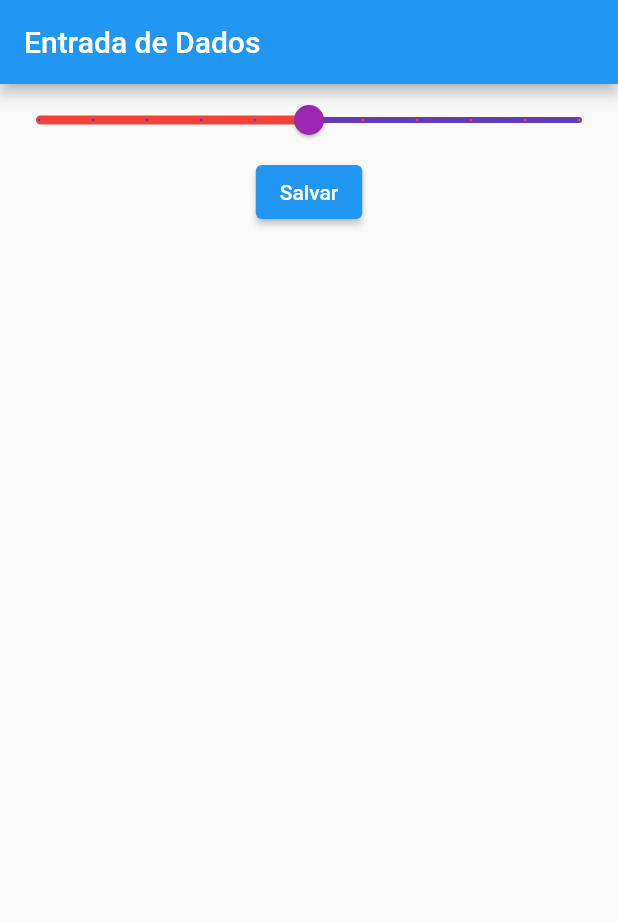
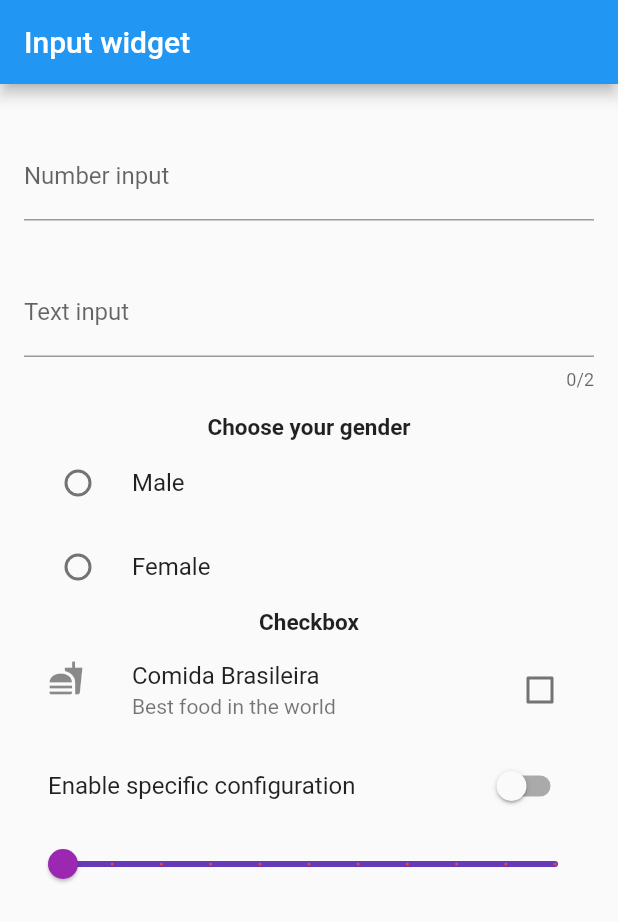
Before and after one commit to caciolucas/flutter-studies-input-widgets, a Flutter app: the screen it shows after launch, on a phone screen of 412 x 824 dp. Shown: the top 922 px of the screen. Run offline on Flutter 3.47's test engine with Material 2 defaults, Android fonts, the phone set to English and light mode, and no system bars.

Commit message:
New home with input widget and update readme

```diff
--- /dev/null
+++ b/lib/entradas_widget.dart
@@ -0,0 +1,127 @@
+import 'package:flutter/material.dart';
+import 'package:flutter/services.dart';
+
+class WidgetsEntrada extends StatefulWidget {
+  const WidgetsEntrada({Key? key}) : super(key: key);
+
+  @override
+  _WidgetsEntradaState createState() => _WidgetsEntradaState();
+}
+
+class _WidgetsEntradaState extends State<WidgetsEntrada> {
+  String? _escolhaUsuario;
+  bool _escolhaSwitch = false;
+  bool? _comidaBrasileira = false;
+  double _valorSlider = 0;
+  @override
+  Widget build(BuildContext context) {
+    return Scaffold(
+      appBar: AppBar(
+        title: Text("Input widget"),
+      ),
+      body: Container(
+          padding: EdgeInsets.all(16),
+          child: SingleChildScrollView(
+            child: Column(children: [
+              Padding(
+                padding: EdgeInsets.only(top: 16, bottom: 16),
+                child: TextField(
+                  keyboardType: TextInputType
+                      .number, // Tipo de teclado (text, emailAddress, number...)
+                  decoration: InputDecoration(labelText: 'Number input'),
+                  // enabled: false, // Disabilita o campo
+                ),
+              ),
+              Padding(
+                padding: EdgeInsets.only(top: 16, bottom: 16),
+                child: TextField(
+                  keyboardType: TextInputType
+                      .text, // Tipo de teclado (text, emailAddress, number...)
+                  decoration: InputDecoration(labelText: 'Text input'),
+                  // enabled: false, // Disabilita o campo
+                  maxLength: 2, // Define limite de caracteres
+                  // maxLengthEnforced: true, // Restringe caracteres ao limite (deprecated)
+                  maxLengthEnforcement: MaxLengthEnforcement
+                      .truncateAfterCompositionEnds, // Restringe caracteres ao limite
+
+                  style: TextStyle(
+                    // fontSize: 24,
+                    color: Colors.lightGreen,
+                  ),
+                  onChanged: (String texto) {
+                    print('O texto digitado foi: $texto');
+                  }, // Callback chamado ao digitar
+                  onSubmitted: (String texto) {
+                    print('O texto enviado foi: $texto');
+                  }, // Callback chamado ao enviar
+                ),
+              ),
+              Text("Choose your gender",
+                  style: TextStyle(
+                    fontWeight: FontWeight.bold,
+                    fontSize: 15,
+                  )),
+              RadioListTile(
+                  title: Text("Male"),
+                  value: "m",
+                  groupValue: _escolhaUsuario,
+                  onChanged: (String? escolha) {
+                    setState(() {
+                      _escolhaUsuario = escolha;
+                    });
+                  }),
+              RadioListTile(
+                  title: Text("Female"),
+                  value: "f",
+                  groupValue: _escolhaUsuario,
+                  onChanged: (String? escolha) {
+                    setState(() {
+                      _escolhaUsuario = escolha;
+                    });
+                  }),
+              Text("Checkbox",
+                  style: TextStyle(
+                    fontWeight: FontWeight.bold,
+                    fontSize: 15,
+                  )),
+              CheckboxListTile(
+                  title: Text("Comida Brasileira"),
+                  subtitle: Text("Best food in the world"),
+                  activeColor: Colors.red,
+                  selected: _comidaBrasileira ?? false,
+                  value: _comidaBrasileira,
+                  secondary: Icon(Icons.fastfood),
+                  onChanged: (bool? valor) {
+                    setState(() {
+                      _comidaBrasileira = valor;
+                    });
+                  }),
+              SwitchListTile(
+                  title: Text("Enable specific configuration"),
+                  value: _escolhaSwitch,
+                  onChanged: (bool valor) {
+                    setState(() {
+                      _escolhaSwitch = valor;
+                    });
+                  }),
+              Slider(
+                value: _valorSlider,
+                onChanged: (double valor) {
+                  setState(() {
+                    _valorSlider = valor.roundToDouble(); // Valores inteiros (melhor substituido pelo divisions XD)
+                    // _valorSlider = valor;
+                  });
+                },
+                min: 0,
+                max: 100,
+                label: _valorSlider.round().toString(),
+                divisions: 10,
+                activeColor: Colors.red,
+                inactiveColor: Colors.deepPurple,
+                thumbColor: Colors.purple,
+              ),
+            ]),
+          )),
+    );
+  }
+}
--- a/lib/main.dart
+++ b/lib/main.dart
@@ -2,8 +2,10 @@
 // import 'package:entrada_dados/entrada_checkbox.dart';
 // import 'package:entrada_dados/entrada_radio_button.dart';
 // import 'package:entrada_dados/entrada_switch.dart';
-import 'package:entrada_dados/entrada_slider.dart';
+// import 'package:entrada_dados/entrada_slider.dart';
 import 'package:flutter/material.dart';
+
+import 'entradas_widget.dart';
 
 void main() {
   runApp(
@@ -12,7 +14,8 @@ void main() {
       // home: EntradaCheckbox(),
       // home: EntradaRadioButton(),
       // home: EntradaSwitch(),
-      home: EntradaSlider(),
+      // home: EntradaSlider(),
+      home: WidgetsEntrada(),
     )
   );
 }
```
Also changed, not shown: example/Input Widgets.png (added), 1 other file.
